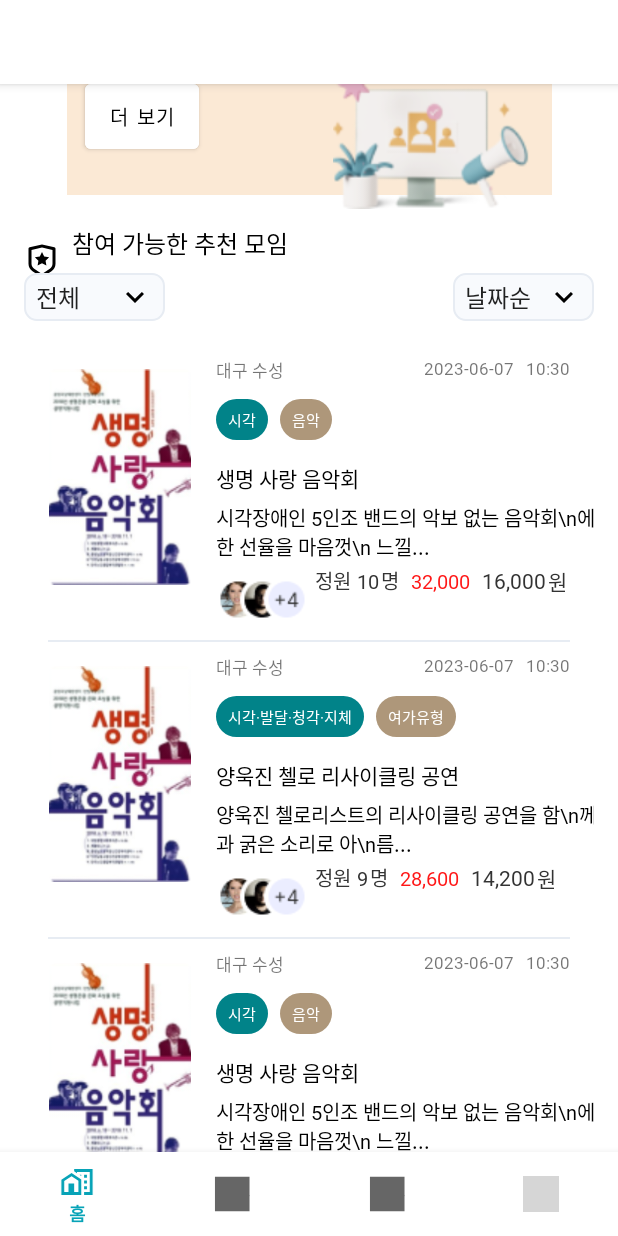
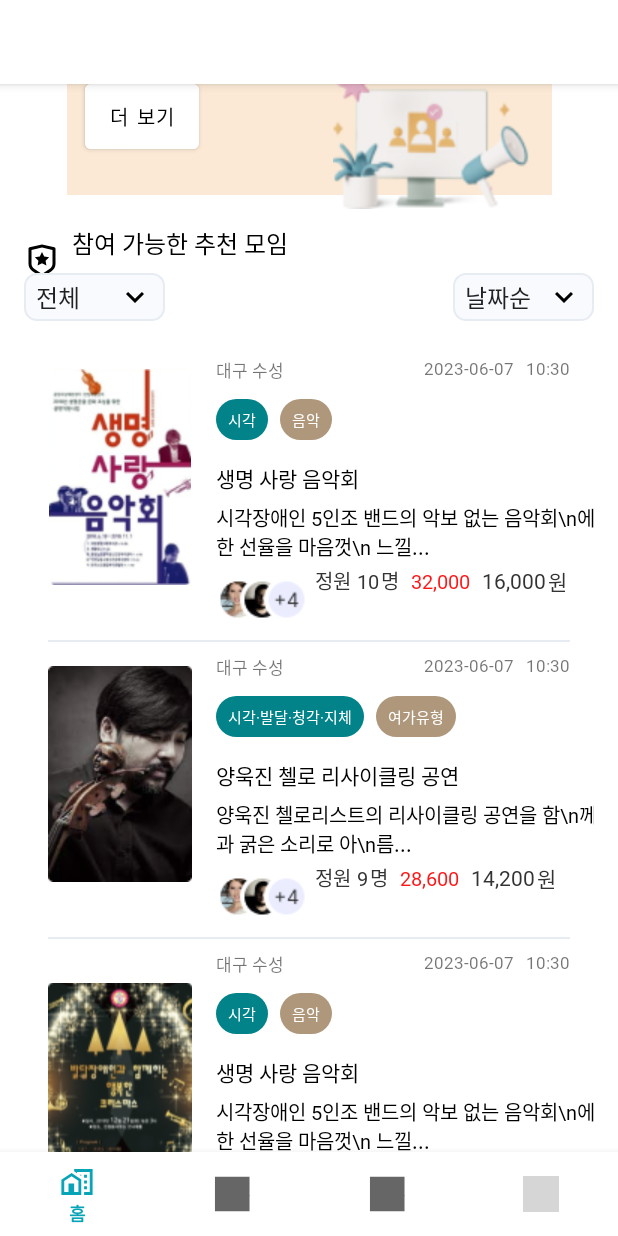
Before and after one commit to HeewonP825/Daon_UI, an Android app: the screen it shows after launch (MainActivity), on a phone screen of 412 x 824 dp. Run offline under Robolectric (Android 15) with nearby library versions, the phone set to English and light mode, and no system bars; our stand-ins replace navigation-ui; grey boxes are pictures that could not be loaded.

```diff
--- a/app/src/main/java/com/daon/daon_ui/ui/home/HomeFragment.kt
+++ b/app/src/main/java/com/daon/daon_ui/ui/home/HomeFragment.kt
@@ -95,17 +95,23 @@ class HomeFragment : Fragment() {
 
     // 샘플 데이터 리스트 생성
     private fun getSampleMeetings(): List<Meeting> {
+
+        val resourceId1 = resources.getIdentifier("meeting_sample1", "drawable", requireContext().packageName)
+        val resourceId2 = resources.getIdentifier("meeting_sample2", "drawable", requireContext().packageName)
+        val resourceId3 = resources.getIdentifier("meeting_sample3", "drawable", requireContext().packageName)
+
         return listOf(
-            Meeting("R.drawable.meeting_sample1", "대구 수성", "2023-06-07", "10:30",
+            Meeting(resourceId1, "대구 수성", "2023-06-07", "10:30",
                 "시각", "음악", "생명 사랑 음악회", "시각장애인 5인조 밴드의 악보 없는 음악회\\n에 초대합니다. 사랑 가득한 선율을 마음껏\\n 느낄...",
                 "10", "32,000", "16,000"),
-            Meeting("R.drawable.meeting_sample1", "대구 수성", "2023-06-07", "10:30",
+            Meeting(resourceId2, "대구 수성", "2023-06-07", "10:30",
                 "시각·발달·청각·지체", "여가유형", "양욱진 첼로 리사이클링 공연", "양욱진 첼로리스트의 리사이클링 공연을 함\\n께 관람해요. 잔잔한 선율과 굵은 소리로 아\\n름...",
                 "9", "28,600", "14,200"),
-            Meeting("R.drawable.meeting_sample3", "대구 수성", "2023-06-07", "10:30",
+            Meeting(resourceId3, "대구 수성", "2023-06-07", "10:30",
                 "시각", "음악", "생명 사랑 음악회", "시각장애인 5인조 밴드의 악보 없는 음악회\\n에 초대합니다. 사랑 가득한 선율을 마음껏\\n 느낄...",
                 "10", "32,000", "16,000")
             // 추가적인 항목들을 원하는 만큼 추가
         )
     }
+
 }
--- a/app/src/main/java/com/daon/daon_ui/ui/home/Meeting.kt
+++ b/app/src/main/java/com/daon/daon_ui/ui/home/Meeting.kt
@@ -8,7 +8,7 @@ import android.view.ViewGroup
 import com.daon.daon_ui.R
 
 data class Meeting(
-    val meetingImg: String,
+    val meetingImg: Int,
     val meetingLocation: String,
     val meetingDate: String,
     val meetingTime: String,
--- a/app/src/main/java/com/daon/daon_ui/ui/home/MeetingAdapter.kt
+++ b/app/src/main/java/com/daon/daon_ui/ui/home/MeetingAdapter.kt
@@ -27,7 +27,7 @@ class MeetingAdapter(private val meetings: List<Meeting>) : RecyclerView.Adapter
         private val binding: ItemMeetingBinding = ItemMeetingBinding.bind(itemView)
 
         fun bind(meeting: Meeting) {
-            binding.meetingThumbnail.setImageResource(R.drawable.meeting_sample1)
+            binding.meetingThumbnail.setImageResource(meeting.meetingImg) // 이미지 동적으로 설정
             binding.meetingLocation.text = meeting.meetingLocation
             binding.meetingDate.text = meeting.meetingDate
             binding.meetingTime.text = meeting.meetingTime
```
